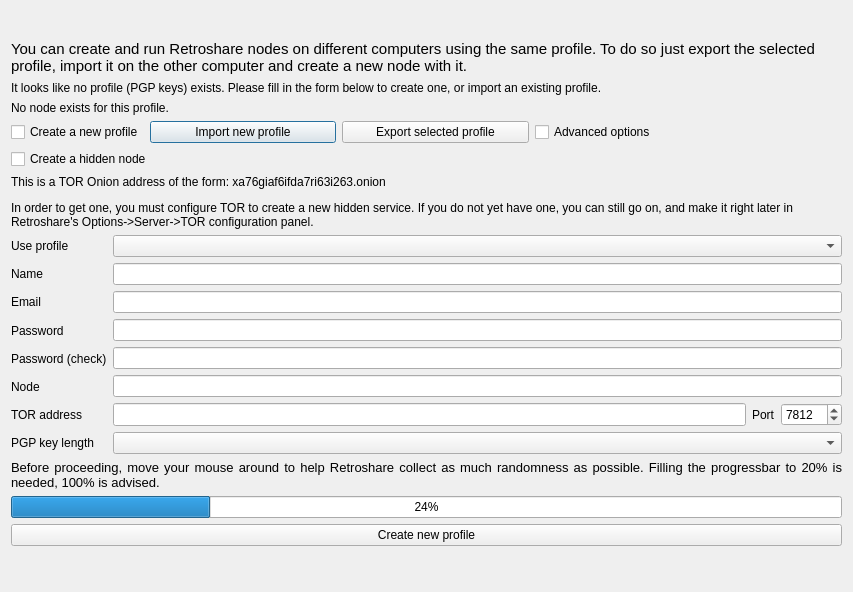
Old version of the form retroshare-gui/src/gui/GenCertDialog.ui in the repository RetroShare/RetroShare.
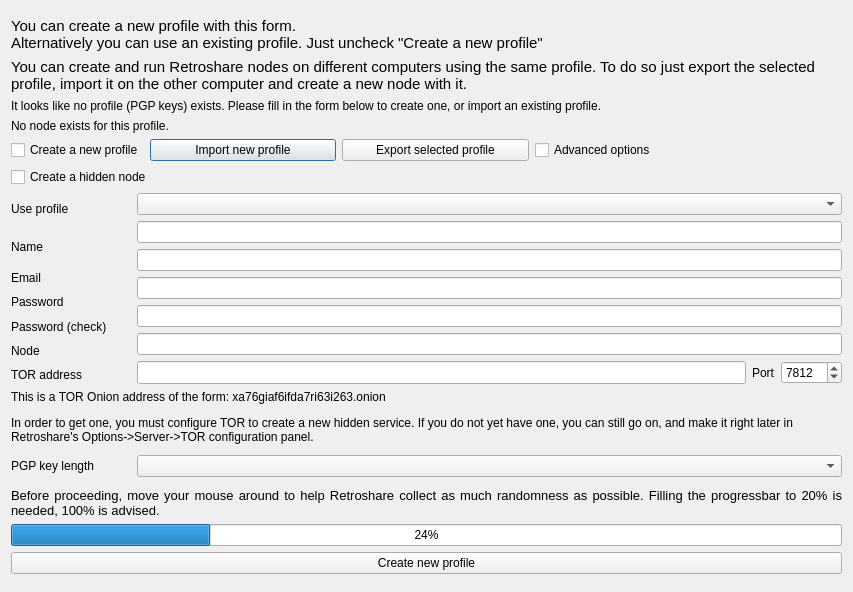
New version of the form. Icons and pictures are not drawn. Custom widgets are drawn as their Qt base class.

Commit message: improved GenCertDialog (patch from Henry)

```diff
--- a/retroshare-gui/src/gui/GenCertDialog.ui
+++ b/retroshare-gui/src/gui/GenCertDialog.ui
@@ -46,7 +46,8 @@
       </font>
      </property>
      <property name="text">
-      <string/>
+      <string>You can create a new profile with this form.
+Alternatively you can use an existing profile. Just uncheck "Create a new profile"</string>
      </property>
      <property name="wordWrap">
       <bool>true</bool>
@@ -223,34 +224,25 @@
      </item>
     </layout>
    </item>
-   <item>
-    <widget class="QLabel" name="label_hiddenaddr2">
-     <property name="minimumSize">
-      <size>
-       <width>0</width>
-       <height>30</height>
-      </size>
-     </property>
-     <property name="lineWidth">
-      <number>1</number>
-     </property>
-     <property name="text">
-      <string>&lt;html&gt;&lt;head/&gt;&lt;body&gt;&lt;p&gt;This is a TOR Onion address of the form: xa76giaf6ifda7ri63i263.onion &lt;/p&gt;&lt;p&gt;In order to get one, you must configure TOR to create a new hidden service. If you do not yet have one, you can still go on, and make it right later in Retroshare's Options-&amp;gt;Server-&amp;gt;TOR configuration panel.&lt;/p&gt;&lt;/body&gt;&lt;/html&gt;</string>
-     </property>
-     <property name="scaledContents">
-      <bool>false</bool>
-     </property>
-     <property name="wordWrap">
-      <bool>true</bool>
-     </property>
-    </widget>
-   </item>
+   
    <item>
     <layout class="QHBoxLayout" name="horizontalLayout">
      <item>
       <layout class="QVBoxLayout" name="verticalLayout">
        <item>
         <widget class="QLabel" name="genPGPuserlabel">
+         <property name="minimumSize">
+          <size>
+           <width>120</width>
+           <height>32</height>
+          </size>
+         </property>
+         <property name="maximumSize">
+          <size>
+           <width>120</width>
+           <height>32</height>
+          </size>
+	 </property>
          <property name="text">
           <string>Use profile</string>
          </property>
@@ -258,6 +250,18 @@
        </item>
        <item>
         <widget class="QLabel" name="name_label">
+         <property name="minimumSize">
+          <size>
+           <width>120</width>
+           <height>32</height>
+          </size>
+         </property>
+         <property name="maximumSize">
+          <size>
+           <width>120</width>
+           <height>32</height>
+          </size>
+	 </property>
          <property name="text">
           <string>Name</string>
          </property>
@@ -304,13 +308,6 @@
          </property>
         </widget>
        </item>
-       <item>
-        <widget class="QLabel" name="keylength_label">
-         <property name="text">
-          <string>PGP key length</string>
-         </property>
-        </widget>
-       </item>
       </layout>
      </item>
      <item>
@@ -462,6 +459,61 @@
          </item>
         </layout>
        </item>
+      </layout>
+     </item>
+    </layout>
+   </item>
+
+
+   <item>
+    <widget class="QLabel" name="label_hiddenaddr2">
+     <property name="minimumSize">
+      <size>
+       <width>0</width>
+       <height>30</height>
+      </size>
+     </property>
+     <property name="lineWidth">
+      <number>1</number>
+     </property>
+     <property name="text">
+      <string>&lt;html&gt;&lt;head/&gt;&lt;body&gt;&lt;p&gt;This is a TOR Onion address of the form: xa76giaf6ifda7ri63i263.onion &lt;/p&gt;&lt;p&gt;In order to get one, you must configure TOR to create a new hidden service. If you do not yet have one, you can still go on, and make it right later in Retroshare's Options-&amp;gt;Server-&amp;gt;TOR configuration panel.&lt;/p&gt;&lt;/body&gt;&lt;/html&gt;</string>
+     </property>
+     <property name="scaledContents">
+      <bool>false</bool>
+     </property>
+     <property name="wordWrap">
+      <bool>true</bool>
+     </property>
+    </widget>
+   </item>
+   <item>
+    <layout class="QHBoxLayout" name="horizontalLayout_1">
+     <item>
+      <layout class="QVBoxLayout" name="verticalLayout_1">
+       <item>
+        <widget class="QLabel" name="keylength_label">
+         <property name="minimumSize">
+          <size>
+           <width>120</width>
+           <height>32</height>
+          </size>
+         </property>
+         <property name="maximumSize">
+          <size>
+           <width>120</width>
+           <height>32</height>
+          </size>
+	 </property>
+         <property name="text">
+          <string>PGP key length</string>
+         </property>
+        </widget>
+       </item>
+      </layout>
+     </item>
+     <item>
+      <layout class="QVBoxLayout" name="verticalLayout_4">
        <item>
         <widget class="QComboBox" name="keylength_comboBox"/>
        </item>
```
The commit also changes 3 other files.
